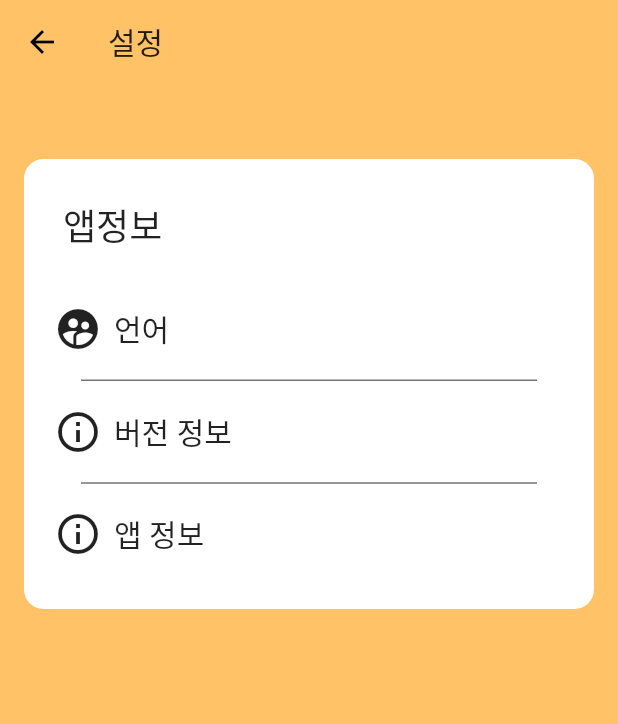
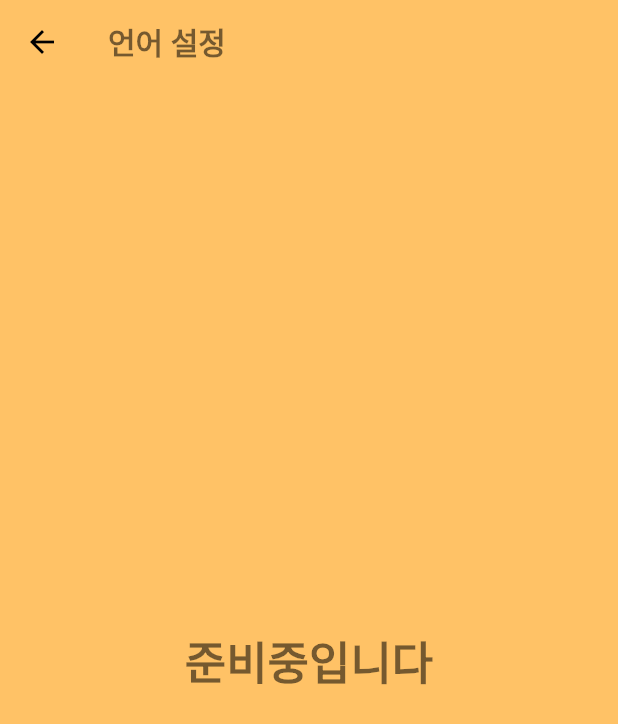
Before and after one commit to bonjin-app/jeju_dialect_old, a Flutter app: the SettingScreen screen opened directly, after a tap on "언어", on a phone screen of 412 x 824 dp. Shown: the top 724 px of the screen. Run offline on Flutter 3.47's test engine with Material 2 defaults, Android fonts, the phone set to English and light mode, and no system bars; our stand-ins replace flutter_svg, logger; missing offline and left inert: xml2json; network calls fail.

Commit message:
setting page 수정중

```diff
--- /dev/null
+++ b/lib/screens/setting/components/language_setting.dart
@@ -0,0 +1,40 @@
+import 'package:flutter/material.dart';
+
+class LanguageSetting extends StatelessWidget {
+  @override
+  Widget build(BuildContext context) {
+    return Scaffold(
+      appBar: AppBar(
+        title: Text(
+          '언어 설정',
+          style: TextStyle(
+            fontSize: 20,
+            fontWeight: FontWeight.w600,
+            color: Colors.black54,
+          ),
+        ),
+        elevation: 0,
+        backgroundColor: Color(0xffffc266),
+      ),
+      backgroundColor: Color(0xffffc266),
+      body: Column(
+        mainAxisAlignment: MainAxisAlignment.center,
+        children: [
+          Row(
+            mainAxisAlignment: MainAxisAlignment.center,
+            children: [
+              Text(
+                '준비중입니다',
+                style: TextStyle(
+                  fontSize: 30,
+                  fontWeight: FontWeight.w900,
+                  color: Colors.black54
+                ),
+              ),
+            ],
+          ),
+        ],
+      ),
+    );
+  }
+}
--- a/lib/screens/setting/setting_screen.dart
+++ b/lib/screens/setting/setting_screen.dart
@@ -1,4 +1,7 @@
 import 'package:flutter/material.dart';
+import 'package:jejudialect/screens/setting/components/language_setting.dart';
+
+import 'components/versionInfo_screen.dart';
 
 class SettingScreen extends StatelessWidget {
   @override
@@ -57,7 +60,9 @@ class SettingScreen extends StatelessWidget {
                       size: 32,
                     ),
                     onPressed: () {
-                      print('안녕칭구들');
+                      Navigator.push(context, MaterialPageRoute(
+                          builder: (context) => LanguageSetting()
+                      ));
                     },
                   ),
                   Container(
@@ -77,7 +82,9 @@ class SettingScreen extends StatelessWidget {
                       size: 32,
                     ),
                     onPressed: () {
-                      print('안녕칭구들');
+                      Navigator.push(context, MaterialPageRoute(
+                          builder: (context) => VersionInfoScreen()
+                      ));
                     },
                   ),
                   Container(
```
Also changed, not shown: lib/screens/setting/components/versionInfo_screen.dart (added, +40 -0 lines), lib/screens/setting/components/appInfo_screen.dart (added).
